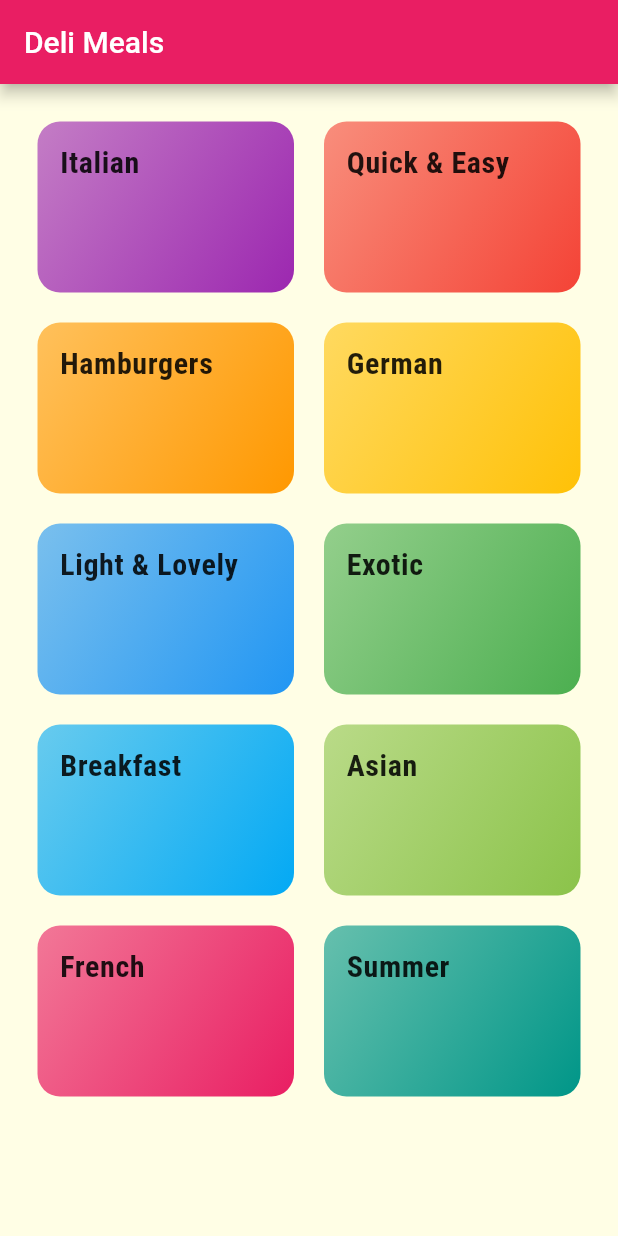
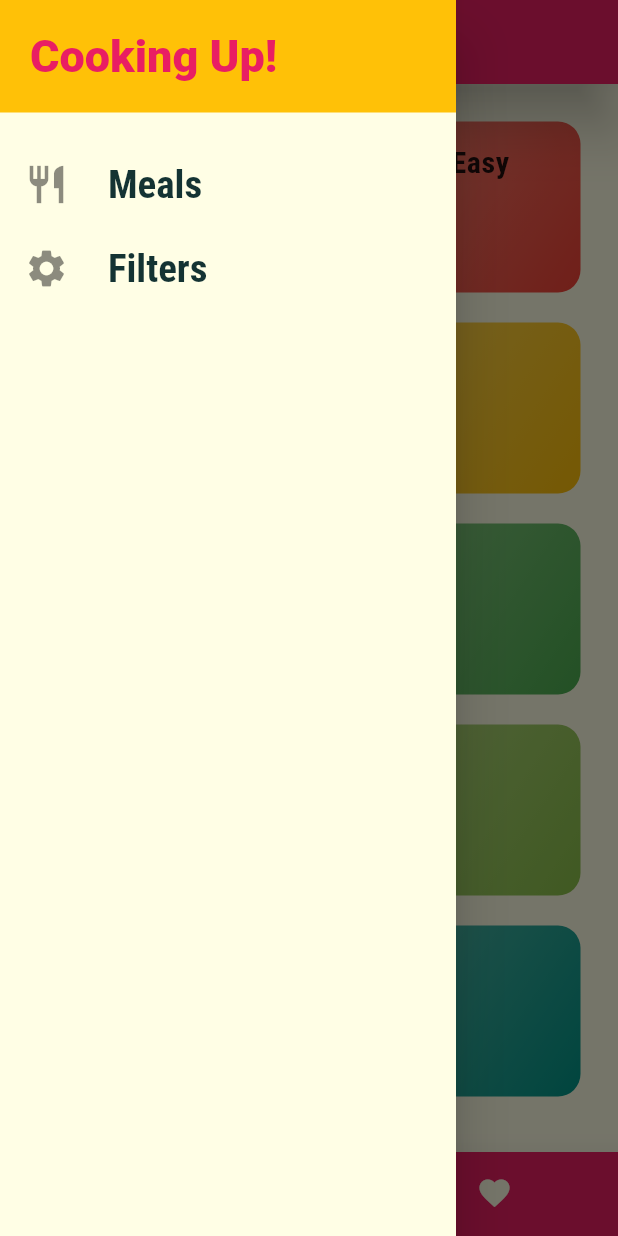
Before and after one commit to gsbakshi/feast_ez, a Flutter app: the screen it shows after launch, with the side drawer open (before the commit the screen has no drawer), on a phone screen of 412 x 824 dp. Run offline on Flutter 3.47's test engine with Material 2 defaults, Android fonts, the phone set to English and light mode, and no system bars; Roboto replaces fonts that are missing (Raleway).

Commit message:
updated favs & filters

```diff
--- a/lib/main.dart
+++ b/lib/main.dart
@@ -1,9 +1,13 @@
 import 'package:flutter/material.dart';
-import 'package:meals_app/screens/meal_detail_screen.dart';
 import 'package:flutter/services.dart';
 
-import 'screens/category_meals_screen.dart';
-import 'screens/categories_screen.dart';
+import './screens/tabs_screen.dart';
+import './screens/categories_screen.dart';
+import './screens/category_meals_screen.dart';
+import './screens/meal_detail_screen.dart';
+import './screens/filters_screen.dart';
+import './dummy_data.dart';
+import './models/meal.dart';
 
 void main() {
   // ## Makes the app orientation fixed in Portrait Up mode
@@ -14,10 +18,69 @@ void main() {
   runApp(MyApp());
 }
 
-class MyApp extends StatelessWidget {
+class MyApp extends StatefulWidget {
+  @override
+  _MyAppState createState() => _MyAppState();
+}
+
+class _MyAppState extends State<MyApp> {
+  Map<String, bool> _filters = {
+    'gluten': false,
+    'vegetarian': false,
+    'vegan': false,
+    'lactose': false,
+  };
+
+  List<Meal> _availableMeals = DUMMY_MEALS;
+  List<Meal> _favoriteMeals = [];
+
+  void _setFilters(Map<String, bool> filterData) {
+    setState(() {
+      _filters = filterData;
+      _availableMeals = DUMMY_MEALS.where((meal) {
+        if (_filters['gluten'] && !meal.isGlutenFree) {
+          return false;
+        }
+        if (_filters['vegetarian'] && !meal.isVegetarian) {
+          return false;
+        }
+        if (_filters['vegan'] && !meal.isVegan) {
+          return false;
+        }
+        if (_filters['lactose'] && !meal.isLactoseFree) {
+          return false;
+        }
+        return true;
+      }).toList();
+    });
+  }
+
+  void _toggleFavorite(String mealId) {
+    final existingIndex = _favoriteMeals.indexWhere(
+      (meal) => meal.id == mealId,
+    );
+    if (existingIndex >= 0) {
+      setState(() {
+        _favoriteMeals.removeAt(existingIndex);
+      });
+    } else {
+      setState(() {
+        _favoriteMeals.add(
+          DUMMY_MEALS.firstWhere(
+            (meal) => meal.id == mealId,
+          ),
+        );
+      });
+    }
+  }
+
+  bool _isMealFavorite(String id) {
+    return _favoriteMeals.any((meal) => meal.id == id);
+  }
+
   @override
   Widget build(BuildContext context) {
-    final theme = ThemeData(
+    final _theme = ThemeData(
       primarySwatch: Colors.pink,
       accentColor: Colors.amber,
       canvasColor: Color.fromRGBO(255, 254, 229, 1),
@@ -39,19 +102,32 @@ class MyApp extends StatelessWidget {
       // errorColor: ,
       // buttonColor: ,
       // secondaryHeaderColor: ,
-      // appBarTheme: ,
+      appBarTheme: AppBarTheme(
+        color: Colors.pink,
+        elevation: 16,
+        shadowColor: Colors.black,
+      ),
       visualDensity: VisualDensity.adaptivePlatformDensity,
     );
     return MaterialApp(
       debugShowCheckedModeBanner: false,
       title: 'Deli Meals',
-      theme: theme,
-      home: CategoriesScreen(),
-      // initialRoute: '/',
+      theme: _theme,
+      // home: CategoriesScreen(),
+      initialRoute: '/',
       routes: {
-        // CategoriesScreen.routeName: (ctx) => CategoriesScreen(),
-        CategoryMealsScreen.routeName: (ctx) => CategoryMealsScreen(),
-        MealDetailScreen.routeName: (ctx) => MealDetailScreen(),
+        '/': (ctx) => TabsScreen(_favoriteMeals),
+        CategoriesScreen.routeName: (ctx) => CategoriesScreen(),
+        CategoryMealsScreen.routeName: (ctx) =>
+            CategoryMealsScreen(_availableMeals),
+        MealDetailScreen.routeName: (ctx) => MealDetailScreen(
+              _toggleFavorite,
+              _isMealFavorite,
+            ),
+        FiltersScreen.routeName: (ctx) => FiltersScreen(
+              _filters,
+              _setFilters,
+            ),
       },
       onGenerateRoute: (settings) {
         print(settings.name);
@@ -59,7 +135,7 @@ class MyApp extends StatelessWidget {
       },
       onUnknownRoute: (settings) {
         return MaterialPageRoute(
-          builder: (ctx) => CategoriesScreen(),
+          builder: (ctx) => TabsScreen(_favoriteMeals),
         );
       },
     );
--- a/lib/screens/categories_screen.dart
+++ b/lib/screens/categories_screen.dart
@@ -10,11 +10,7 @@ class CategoriesScreen extends StatelessWidget {
 
   @override
   Widget build(BuildContext context) {
-    return Scaffold(
-      appBar: AppBar(
-        title: const Text('Deli Meals'),
-      ),
-      body: GridView(
+    return GridView(
       padding: const EdgeInsets.all(25),
       gridDelegate: SliverGridDelegateWithMaxCrossAxisExtent(
         maxCrossAxisExtent: 200,
@@ -31,7 +27,6 @@ class CategoriesScreen extends StatelessWidget {
             ),
           )
           .toList(),
-      ),
     );
   }
 }
--- /dev/null
+++ b/lib/screens/tabs_screen.dart
@@ -0,0 +1,81 @@
+import 'package:flutter/cupertino.dart';
+import 'package:flutter/material.dart';
+
+import './categories_screen.dart';
+import './favorites_screen.dart';
+import '../widgets/main_drawer.dart';
+import '../models/meal.dart';
+
+class TabsScreen extends StatefulWidget {
+  final List<Meal> favouriteMeals;
+  TabsScreen(this.favouriteMeals);
+
+  @override
+  _TabsScreenState createState() => _TabsScreenState();
+}
+
+class _TabsScreenState extends State<TabsScreen> {
+  List<Map<String, Object>> _pages;
+
+  @override
+  void initState() {
+    super.initState();
+    _pages = [
+      {
+        'page': CategoriesScreen(),
+        'title': 'Deli Meals',
+      },
+      {
+        'page': FavoritesScreen(widget.favouriteMeals),
+        'title': 'Your Favorites',
+      },
+    ];
+  }
+
+  int _currentIndex = 0;
+
+  void _selectPage(int index) {
+    setState(() {
+      _currentIndex = index;
+    });
+  }
+
+  @override
+  Widget build(BuildContext context) {
+    return Scaffold(
+      appBar: AppBar(
+        title: Text(_pages[_currentIndex]['title']),
+        backgroundColor: Theme.of(context).appBarTheme.color,
+      ),
+      drawer: MainDrawer(),
+      body: _pages[_currentIndex]['page'],
+      bottomNavigationBar: BottomNavigationBar(
+        selectedItemColor: Theme.of(context).accentColor,
+        selectedFontSize: 14,
+        unselectedFontSize: 14,
+        unselectedItemColor: Theme.of(context).canvasColor,
+        type: BottomNavigationBarType.shifting,
+        elevation: 16,
+        backgroundColor: Theme.of(context).primaryColor,
+        onTap: _selectPage,
+        currentIndex: _currentIndex,
+        items: [
+          BottomNavigationBarItem(
+            backgroundColor: Theme.of(context).primaryColor,
+            icon: Icon(
+              Icons.category,
+            ),
+            label: 'Categories',
+          ),
+          BottomNavigationBarItem(
+            backgroundColor: Theme.of(context).primaryColor,
+            icon: Icon(
+              Icons.favorite,
+            ),
+            label: 'Favorites',
+          ),
+        ],
+      ),
+    );
+  }
+}
--- a/lib/widgets/category_item.dart
+++ b/lib/widgets/category_item.dart
@@ -29,7 +29,6 @@ class CategoryItem extends StatelessWidget {
   Widget build(BuildContext context) {
     const double borderRadius = 15;
     return InkWell(
-      // onTap: () => adaptivePageRoute(context, CategoryMeals(categoryId: id, categoryTitle: title,),),
       onTap: () => selectCategory(context),
       splashColor: Theme.of(context).primaryColor,
       borderRadius: BorderRadius.circular(borderRadius),
--- /dev/null
+++ b/lib/widgets/main_drawer.dart
@@ -0,0 +1,74 @@
+import 'package:flutter/material.dart';
+
+import '../screens/filters_screen.dart';
+
+class MainDrawer extends StatelessWidget {
+  const MainDrawer({Key key}) : super(key: key);
+
+  Widget buildListTile(
+    String title,
+    IconData icon,
+    Function tap,
+  ) {
+    return ListTile(
+      leading: Icon(
+        icon,
+        size: 30,
+      ),
+      title: Text(
+        title,
+        style: TextStyle(
+          fontFamily: 'RobotoCondensed',
+          fontSize: 26,
+          fontWeight: FontWeight.bold,
+        ),
+      ),
+      onTap: tap,
+    );
+  }
+
+  @override
+  Widget build(BuildContext context) {
+    return Drawer(
+      child: Column(
+        // crossAxisAlignment: CrossAxisAlignment.start,
+        children: [
+          Container(
+            width: double.infinity,
+            padding: const EdgeInsets.all(20),
+            color: Theme.of(context).accentColor,
+            alignment: Alignment.centerLeft,
+            child: SafeArea(
+              child: Text(
+                'Cooking Up!',
+                style: TextStyle(
+                  fontWeight: FontWeight.w900,
+                  fontSize: 30,
+                  color: Theme.of(context).primaryColor,
+                ),
+              ),
+            ),
+          ),
+          SizedBox(
+            height: 20,
+          ),
+          buildListTile(
+            'Meals',
+            Icons.restaurant,
+            () {
+              Navigator.of(context).pushReplacementNamed('/');
+            },
+          ),
+          buildListTile(
+            'Filters',
+            Icons.settings,
+            () {
+              Navigator.of(context)
+                  .pushReplacementNamed(FiltersScreen.routeName);
+            },
+          ),
+        ],
+      ),
+    );
+  }
+}
```
Also changed, not shown: lib/screens/category_meals_screen.dart (+45 -17 lines), lib/screens/favorites_screen.dart (added, +32 -0 lines), lib/screens/filters_screen.dart (added, +126 -0 lines), lib/screens/meal_detail_screen.dart (+18 -5 lines), lib/widgets/adaptive/adaptive_appbar.dart (deleted, +0 -32 lines), lib/widgets/adaptive/adaptive_page_route.dart (deleted, +0 -10 lines), lib/widgets/meal_item.dart (+43 -4 lines), 1 other file. Lines whose indentation alone changed are shown as unchanged.
